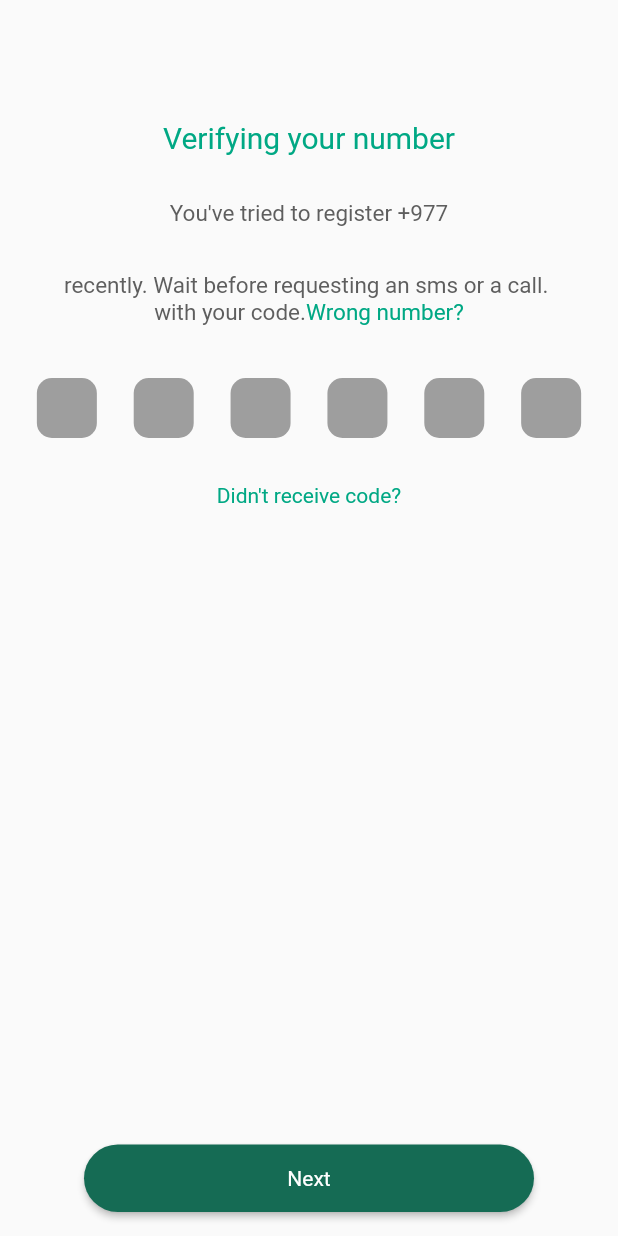
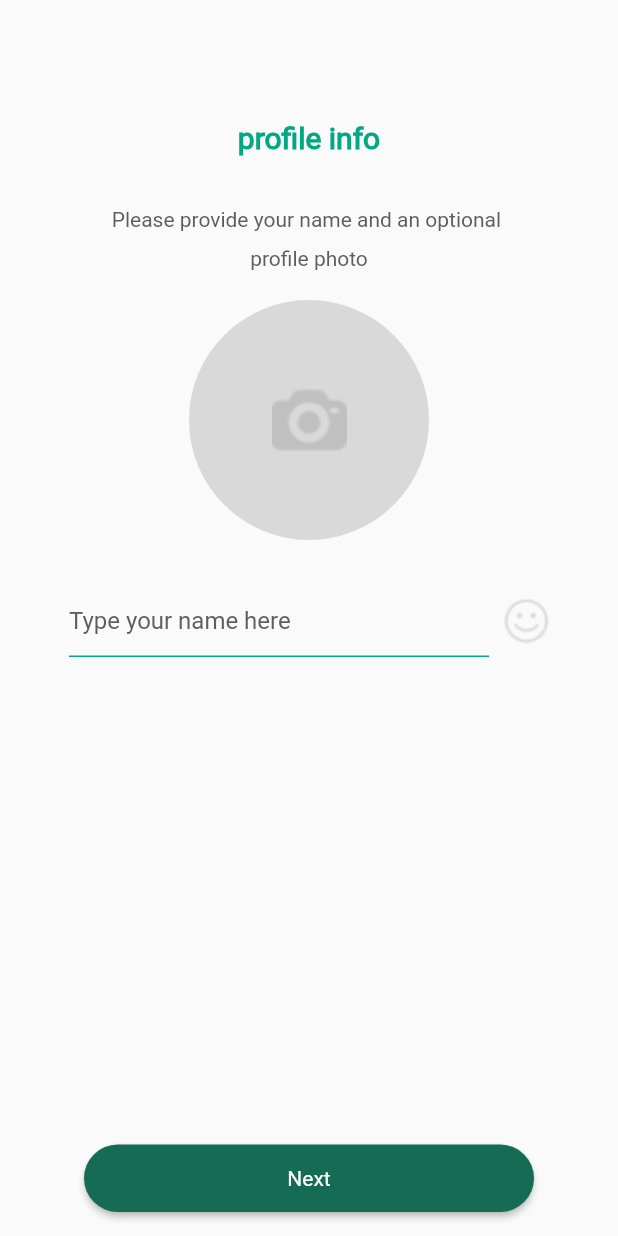
Before and after one commit to rajukarki467/whatapp_clone, a Flutter app: the OtpScreen screen opened directly with empty values, after a tap on "Next", on a phone screen of 412 x 824 dp. Run offline on Flutter 3.47's test engine with Material 3 defaults, Android fonts, the phone set to English and light mode, and no system bars.

Commit message:
making profile screen

```diff
--- a/lib/main.dart
+++ b/lib/main.dart
@@ -1,5 +1,6 @@
 import 'package:flutter/material.dart';
 import 'package:whatapp_clone/screen/login/loginscreen.dart';
+import 'package:whatapp_clone/screen/profile/profile_screen.dart';
 import '../screen/splash/splash.dart';
 
 void main() {
@@ -20,7 +21,7 @@
         fontFamily: "Regular",
       ),
       // home: const SplashScreen(),
-      home: Loginscreen(),
+      home: ProfileScreen(),
     );
   }
 }
--- a/lib/screen/otp/otp_screen.dart
+++ b/lib/screen/otp/otp_screen.dart
@@ -1,4 +1,5 @@
 import 'package:flutter/material.dart';
+import 'package:whatapp_clone/screen/profile/profile_screen.dart';
 import 'package:whatapp_clone/widgets/uihelper.dart';
 
 class OtpScreen extends StatelessWidget {
@@ -64,7 +65,12 @@ class OtpScreen extends StatelessWidget {
         ),
       ),
       floatingActionButton: UiHelper.CustomButton(
-        callback: () {},
+        callback: () {
+          Navigator.push(
+            context,
+            MaterialPageRoute(builder: (context) => ProfileScreen()),
+          );
+        },
         buttonname: "Next",
       ),
       floatingActionButtonLocation: FloatingActionButtonLocation.centerFloat,
--- /dev/null
+++ b/lib/screen/profile/profile_screen.dart
@@ -0,0 +1,76 @@
+import 'package:flutter/material.dart';
+import 'package:whatapp_clone/widgets/uihelper.dart';
+
+class ProfileScreen extends StatelessWidget {
+  const ProfileScreen({super.key});
+
+  @override
+  Widget build(BuildContext context) {
+    TextEditingController nameController = TextEditingController();
+    return Scaffold(
+      body: Center(
+        child: Column(
+          children: [
+            SizedBox(height: 80),
+            UiHelper.CustomText(
+              text: "profile info",
+              height: 20,
+              color: Color(0xff00a884),
+              fontWeight: FontWeight.bold,
+            ),
+            SizedBox(height: 35),
+            UiHelper.CustomText(
+              text: "Please provide your name and an optional ",
+              height: 14,
+            ),
+            SizedBox(height: 10),
+            UiHelper.CustomText(text: "profile photo", height: 14),
+            SizedBox(height: 20),
+            CircleAvatar(
+              radius: 80,
+              backgroundColor: Color(0xffd9d9d9),
+              child: Image.asset(
+                'assets/images/photo-camera 1.png',
+                height: 50,
+                fit: BoxFit.cover,
+              ),
+            ),
+            SizedBox(height: 30),
+            Row(
+              mainAxisAlignment: MainAxisAlignment.center,
+              children: [
+                SizedBox(
+                  width: 280,
+                  child: TextField(
+                    controller: nameController,
+                    keyboardType: TextInputType.name,
+                    decoration: InputDecoration(
+                      hintText: "Type your name here",
+                      hintStyle: TextStyle(color: Color(0xff5e5e5e)),
+                      border: UnderlineInputBorder(
+                        borderSide: BorderSide(color: Color(0xff05aa82)),
+                      ),
+                      enabledBorder: UnderlineInputBorder(
+                        borderSide: BorderSide(color: Color(0xff05aa82)),
+                      ),
+                      focusedBorder: UnderlineInputBorder(
+                        borderSide: BorderSide(color: Color(0xff05aa82)),
+                      ),
+                    ),
+                  ),
+                ),
+                SizedBox(width: 10),
+                Image.asset("assets/images/happy-face 1.png"),
+              ],
+            ),
+          ],
+        ),
+      ),
+      floatingActionButton: UiHelper.CustomButton(
+        callback: () {},
+        buttonname: "Next",
+      ),
+      floatingActionButtonLocation: FloatingActionButtonLocation.centerFloat,
+    );
+  }
+}
```
